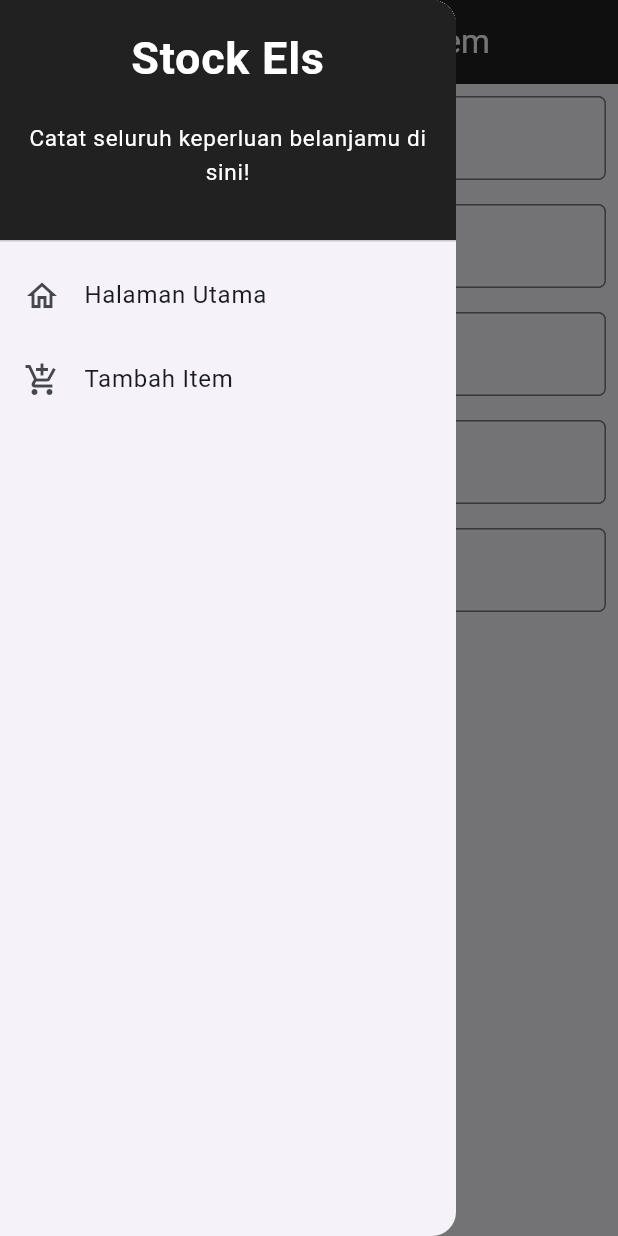
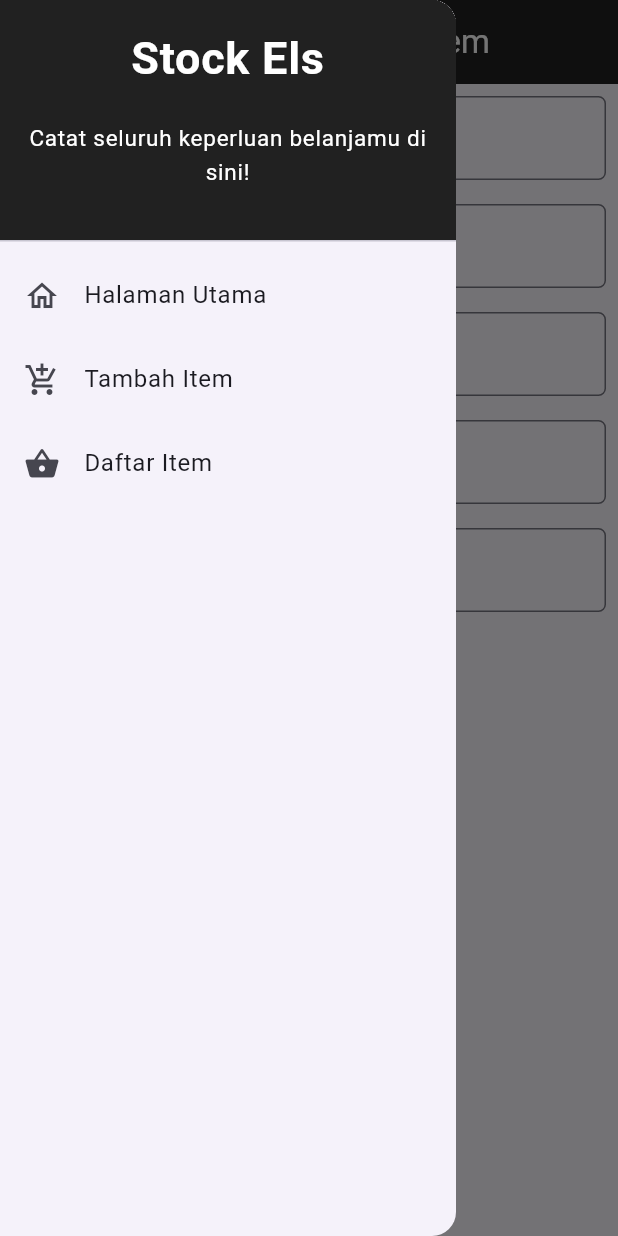
Before and after one commit to cheerylaisyah/stock-els-mobile, a Flutter app: the ShopFormPage screen opened directly, with the side drawer open, on a phone screen of 412 x 824 dp. Run offline on Flutter 3.47's test engine with Material 2 defaults, Android fonts, the phone set to English and light mode, and no system bars; missing offline and left inert: pbp_django_auth; network calls fail.

Commit message:
add: tugas 9

```diff
--- /dev/null
+++ b/lib/models/item.dart
@@ -0,0 +1,73 @@
+// To parse this JSON data, do
+//
+//     final item = itemFromJson(jsonString);
+
+import 'dart:convert';
+
+List<Item> itemFromJson(String str) => List<Item>.from(json.decode(str).map((x) => Item.fromJson(x)));
+
+String itemToJson(List<Item> data) => json.encode(List<dynamic>.from(data.map((x) => x.toJson())));
+
+class Item {
+    String model;
+    int pk;
+    Fields fields;
+
+    Item({
+        required this.model,
+        required this.pk,
+        required this.fields,
+    });
+
+    factory Item.fromJson(Map<String, dynamic> json) => Item(
+        model: json["model"],
+        pk: json["pk"],
+        fields: Fields.fromJson(json["fields"]),
+    );
+
+    Map<String, dynamic> toJson() => {
+        "model": model,
+        "pk": pk,
+        "fields": fields.toJson(),
+    };
+}
+
+class Fields {
+    int user;
+    String name;
+    int price;
+    int size;
+    int amount;
+    String description;
+    DateTime dateAdded;
+
+    Fields({
+        required this.user,
+        required this.name,
+        required this.price,
+        required this.size,
+        required this.amount,
+        required this.description,
+        required this.dateAdded,
+    });
+
+    factory Fields.fromJson(Map<String, dynamic> json) => Fields(
+        user: json["user"],
+        name: json["name"],
+        price: json["price"],
+        size: json["size"],
+        amount: json["amount"],
+        description: json["description"],
+        dateAdded: DateTime.parse(json["date_added"]),
+    );
+
+    Map<String, dynamic> toJson() => {
+        "user": user,
+        "name": name,
+        "price": price,
+        "size": size,
+        "amount": amount,
+        "description": description,
+        "date_added": "${dateAdded.year.toString().padLeft(4, '0')}-${dateAdded.month.toString().padLeft(2, '0')}-${dateAdded.day.toString().padLeft(2, '0')}",
+    };
+}
--- a/lib/widgets/left_drawer.dart
+++ b/lib/widgets/left_drawer.dart
@@ -1,7 +1,7 @@
 import 'package:flutter/material.dart';
 import 'package:stock_els/screens/menu.dart';
 import 'package:stock_els/screens/shoplist_form.dart';
-// TODO: Impor halaman ShopFormPage jika sudah dibuat
+import 'package:stock_els/screens/list_item.dart';
 
 class LeftDrawer extends StatelessWidget {
   const LeftDrawer({super.key});
@@ -69,6 +69,17 @@
                     ));
             },
          ),
+         ListTile(
+          leading: const Icon(Icons.shopping_basket),
+          title: const Text('Daftar Item'),
+          onTap: () {
+              // Route menu ke halaman item
+              Navigator.push(
+              context,
+              MaterialPageRoute(builder: (context) => const ItemPage()),
+              );
+          },
+      ),
         ],
       ),
     );
--- a/pubspec.yaml
+++ b/pubspec.yaml
@@ -35,6 +35,9 @@
   # The following adds the Cupertino Icons font to your application.
   # Use with the CupertinoIcons class for iOS style icons.
   cupertino_icons: ^1.0.2
+  provider: ^6.1.1
+  pbp_django_auth: ^0.4.0
+  http: ^1.1.0
 
 dev_dependencies:
   flutter_test:
```
Also changed, not shown: lib/main.dart (+11 -4 lines), lib/screens/list_item.dart (added, +96 -0 lines), lib/screens/login.dart (added, +114 -0 lines), lib/screens/shoplist_form.dart (+35 -32 lines), lib/widgets/shop_card.dart (+30 -1 lines), lib/screens/item_detail_page.dart (added), pubspec.lock, 2 other files.
